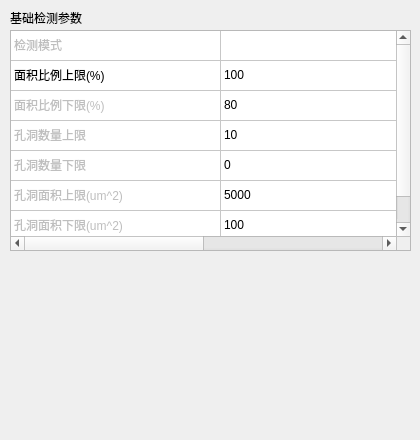
Old version of the form VisionDetect/InspVoidWidget.ui in the repository chuandongxu/AOI.
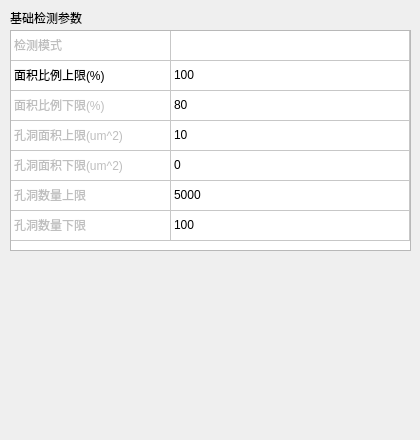
New version of the form.

Diff of the .ui file:
```diff
--- a/VisionDetect/InspVoidWidget.ui
+++ b/VisionDetect/InspVoidWidget.ui
@@ -32,7 +32,7 @@
     <bool>false</bool>
    </attribute>
    <attribute name="horizontalHeaderDefaultSectionSize">
-    <number>210</number>
+    <number>160</number>
    </attribute>
    <attribute name="horizontalHeaderStretchLastSection">
     <bool>true</bool>
@@ -85,7 +85,7 @@
    </item>
    <item row="3" column="0">
     <property name="text">
-     <string>孔洞数量上限</string>
+     <string>孔洞面积上限(um^2)</string>
     </property>
     <property name="flags">
      <set>ItemIsSelectable|ItemIsDragEnabled|ItemIsUserCheckable</set>
@@ -98,7 +98,7 @@
    </item>
    <item row="4" column="0">
     <property name="text">
-     <string>孔洞数量下限</string>
+     <string>孔洞面积下限(um^2)</string>
     </property>
     <property name="flags">
      <set>ItemIsSelectable|ItemIsDragEnabled|ItemIsUserCheckable</set>
@@ -111,7 +111,7 @@
    </item>
    <item row="5" column="0">
     <property name="text">
-     <string>孔洞面积上限(um^2)</string>
+     <string>孔洞数量上限</string>
     </property>
     <property name="flags">
      <set>ItemIsSelectable|ItemIsDragEnabled|ItemIsUserCheckable</set>
@@ -124,7 +124,7 @@
    </item>
    <item row="6" column="0">
     <property name="text">
-     <string>孔洞面积下限(um^2)</string>
+     <string>孔洞数量下限</string>
     </property>
     <property name="flags">
      <set>ItemIsSelectable|ItemIsDragEnabled|ItemIsUserCheckable</set>
```
